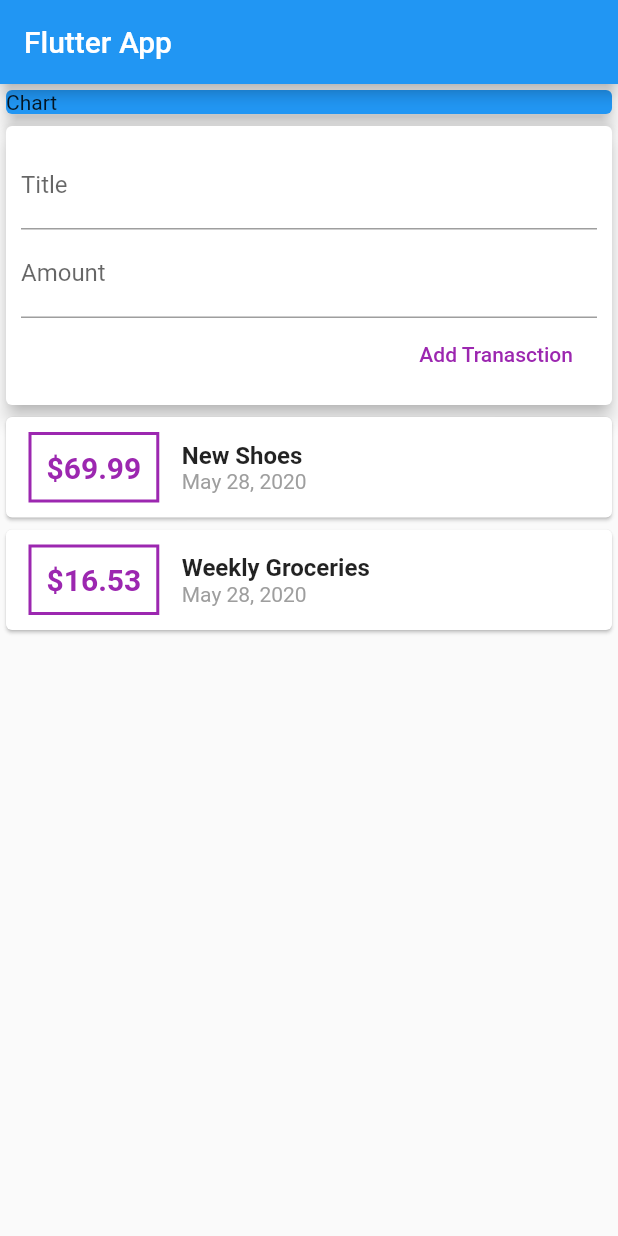
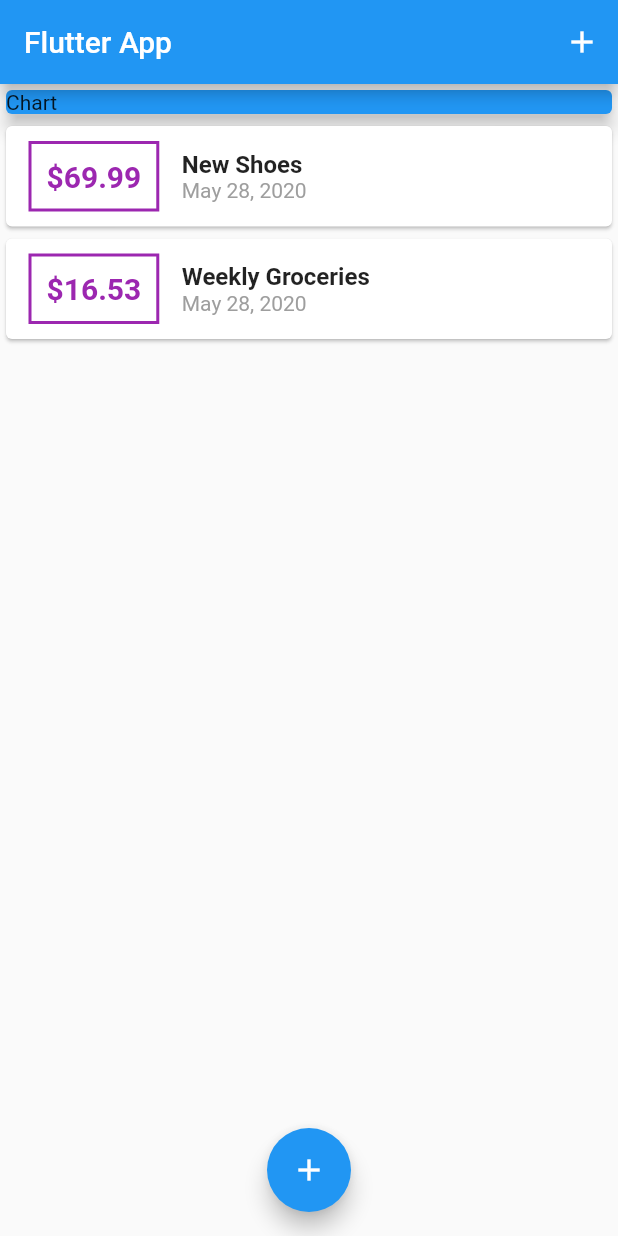
Before and after one commit to sequeirajonathan/Expense_Tracker, a Flutter app: the screen it shows after launch, on a phone screen of 412 x 824 dp. Run offline on Flutter 3.47's test engine with Material 2 defaults, Android fonts, the phone set to English and light mode, and no system bars.

```diff
--- a/lib/main.dart
+++ b/lib/main.dart
@@ -1,5 +1,8 @@
-import './widgets/user_transaction.dart';
 import 'package:flutter/material.dart';
+
+import './widgets/transaction_list.dart';
+import './widgets/new_transaction.dart';
+import './models/transaction.dart';
 
 void main() => runApp(MyApp());
 
@@ -12,14 +15,62 @@ class MyApp extends StatelessWidget {
   }
 }
 
-class MyHomePage extends StatelessWidget {
-  //String titleInput;
-  //String amountInput;
+class MyHomePage extends StatefulWidget {
+  @override
+  _MyHomePageState createState() => _MyHomePageState();
+}
+
+class _MyHomePageState extends State<MyHomePage> {
+
+  final List<Transaction> _userTransactions = [
+    Transaction(
+      id: 't1',
+      title: 'New Shoes',
+      amount: 69.99,
+      date: DateTime.now(),
+    ),
+    Transaction(
+      id: 't2',
+      title: 'Weekly Groceries',
+      amount: 16.53,
+      date: DateTime.now(),
+    ),
+  ];
+
+  void _addNewTransaction(String txTitle, double txAmount) {
+    final newTx = Transaction(
+        title: txTitle,
+        amount: txAmount,
+        date: DateTime.now(),
+        id: DateTime.now().toString());
+
+    setState(() {
+      _userTransactions.add(newTx);
+    });
+  }
+
+  void _startAddNewTransaction(BuildContext ctx) {
+    showModalBottomSheet(
+        context: ctx,
+        builder: (_) {
+          return GestureDetector(
+            onTap: (){},
+            child: NewTransaction(_addNewTransaction),
+            behavior: HitTestBehavior.opaque,
+          );
+        });
+  }
 
   @override
   Widget build(BuildContext context) {
     return Scaffold(
       appBar: AppBar(
+        actions: <Widget>[
+          IconButton(
+            icon: Icon(Icons.add),
+            onPressed: () => _startAddNewTransaction(context),
+          )
+        ],
         title: Text('Flutter App'),
       ),
       body: SingleChildScrollView(
@@ -33,8 +84,13 @@ class MyHomePage extends StatelessWidget {
               elevation: 5,
             ),
           ),
-          UserTransaction(),
+          TransactionList(_userTransactions),
         ]),
+      ),
+      floatingActionButtonLocation: FloatingActionButtonLocation.centerFloat,
+      floatingActionButton: FloatingActionButton(
+        child: Icon(Icons.add),
+        onPressed: () => _startAddNewTransaction(context),
       ),
     );
   }
--- a/lib/widgets/transaction_list.dart
+++ b/lib/widgets/transaction_list.dart
@@ -29,7 +29,7 @@ class TransactionList extends StatelessWidget {
                     width: 2,
                   )),
                   child: Text(
-                    '\$${transactions[index].amount}',
+                    '\$${transactions[index].amount.toStringAsFixed(2)}',
                     style: TextStyle(
                       fontWeight: FontWeight.bold,
                       fontSize: 20,
--- a/lib/widgets/user_transaction.dart
+++ /dev/null
@@ -1,49 +0,0 @@
-import 'package:flutter/material.dart';
-
-import './new_transaction.dart';
-import './transaction_list.dart';
-import '../models/transaction.dart';
-
-class UserTransaction extends StatefulWidget {
-  @override
-  _UserTransactionState createState() => _UserTransactionState();
-}
-
-class _UserTransactionState extends State<UserTransaction> {
-  final List<Transaction> _userTransactions = [
-    Transaction(
-      id: 't1',
-      title: 'New Shoes',
-      amount: 69.99,
-      date: DateTime.now(),
-    ),
-    Transaction(
-      id: 't2',
-      title: 'Weekly Groceries',
-      amount: 16.53,
-      date: DateTime.now(),
-    ),
-  ];
-
-  void _addNewTransaction(String txTitle, double txAmount) {
-    final newTx = Transaction(
-        title: txTitle,
-        amount: txAmount,
-        date: DateTime.now(),
-        id: DateTime.now().toString());
-
-    setState(() {
-      _userTransactions.add(newTx);
-    });
-  }
-
-  @override
-  Widget build(BuildContext context) {
-    return Column(
-      children: <Widget>[
-        NewTransaction(_addNewTransaction),
-        TransactionList(_userTransactions),
-      ],
-    );
-  }
-}
```
Also changed, not shown: lib/widgets/new_transaction.dart (+18 -3 lines).
